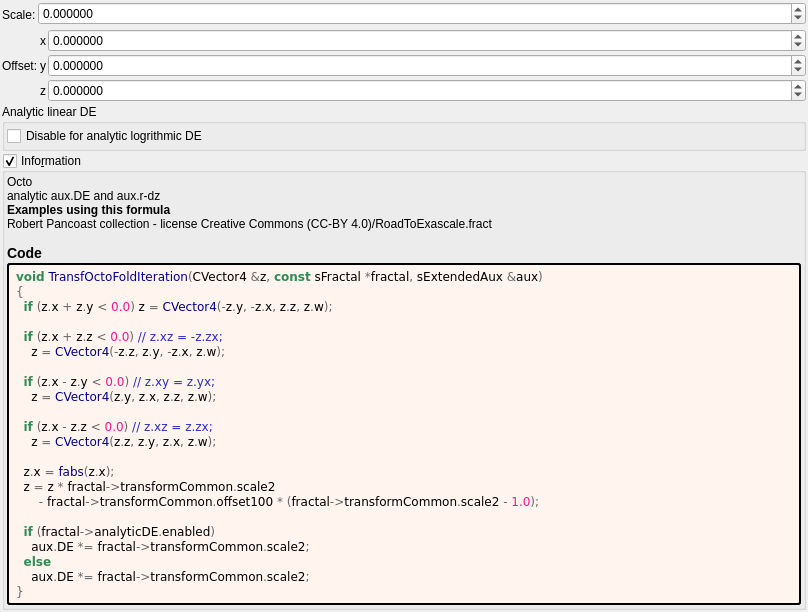
First picture: the form in mandelbulber2/formula/ui/transf_octo_fold.ui, repository buddhi1980/mandelbulber2, before the edit.
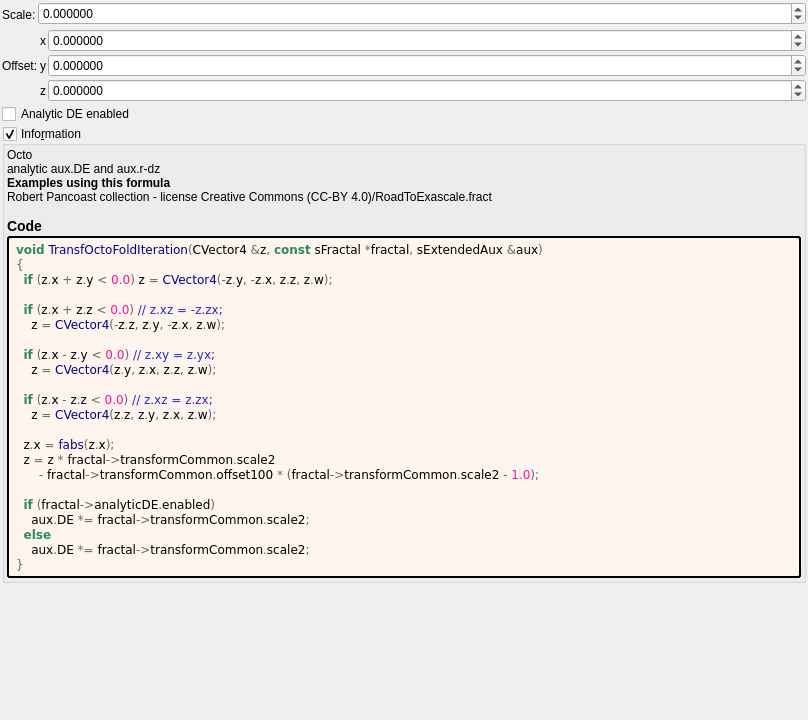
Second picture: the form after the edit. Custom widgets are drawn as their Qt base class.

Commit message: Transf_OctoFold  updated

What changed in the file:
```diff
--- a/mandelbulber2/formula/ui/transf_octo_fold.ui
+++ b/mandelbulber2/formula/ui/transf_octo_fold.ui
@@ -7,7 +7,7 @@
     <x>0</x>
     <y>0</y>
     <width>808</width>
-    <height>597</height>
+    <height>720</height>
    </rect>
   </property>
   <property name="windowTitle">
@@ -191,31 +191,10 @@
     </layout>
    </item>
    <item>
-    <widget class="QGroupBox" name="groupBox_4">
-     <property name="title">
-      <string>Analytic linear DE</string>
+    <widget class="QCheckBox" name="checkBox_analyticDE_enabled">
+     <property name="text">
+      <string>Analytic DE enabled</string>
      </property>
-     <layout class="QVBoxLayout" name="verticalLayout_8">
-      <property name="leftMargin">
-       <number>2</number>
-      </property>
-      <property name="topMargin">
-       <number>2</number>
-      </property>
-      <property name="rightMargin">
-       <number>2</number>
-      </property>
-      <property name="bottomMargin">
-       <number>2</number>
-      </property>
-      <item>
-       <widget class="QCheckBox" name="checkBox_analyticDE_enabled">
-        <property name="text">
-         <string>Disable for analytic logrithmic DE</string>
-        </property>
-       </widget>
-      </item>
-     </layout>
     </widget>
    </item>
    <item>
```
Left out of the diff: 2 changed lines with no effect on the pictures. The commit also changes 1 other file.
